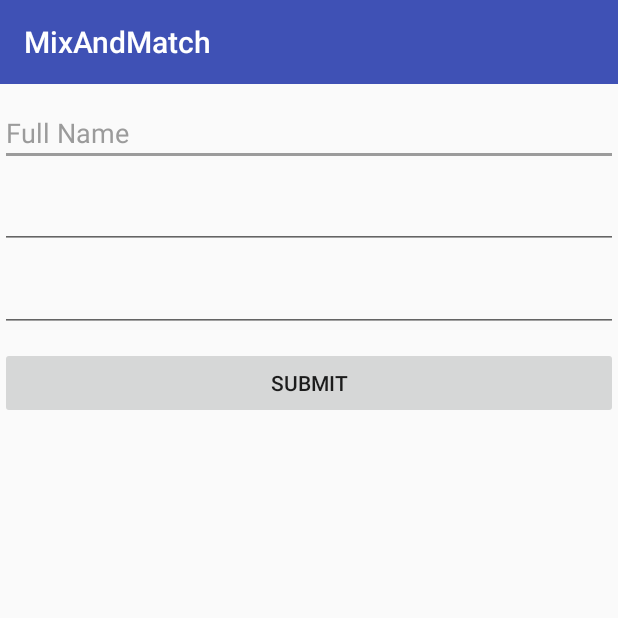
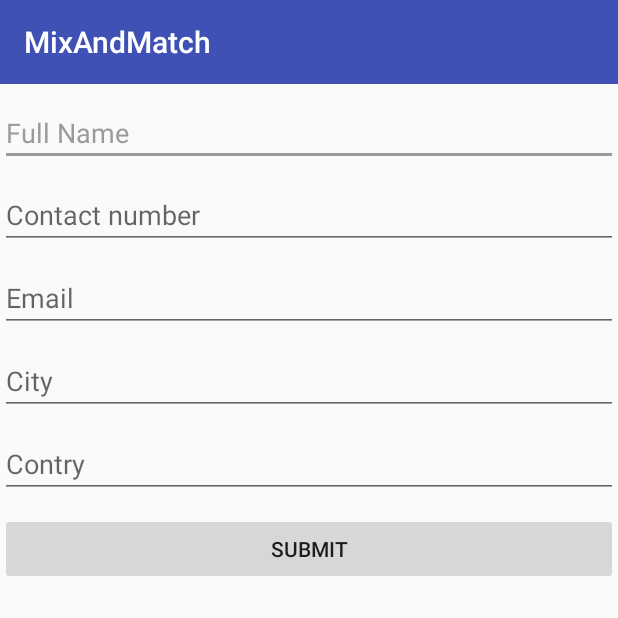
Before and after one commit to Kavinda8535/MixAndMatch, an Android app: the screen it shows after launch (UserRegistrationActivity), on a phone screen of 412 x 824 dp, the top half of it. Run offline under Robolectric (Android 15) with nearby library versions, the phone set to English and light mode, and no system bars.

Commit message:
user registration

```diff
--- a/front_end/android/app/build.gradle
+++ b/front_end/android/app/build.gradle
@@ -80,6 +80,7 @@ dependencies {
     compile 'com.android.support:recyclerview-v7:24.2.1'
     compile 'com.github.QuadFlask:colorpicker:0.0.12'
     compile 'com.google.android.gms:play-services:9.4.0'
+    compile 'com.squareup.picasso:picasso:2.5.0'
     testCompile 'junit:junit:4.12'
     androidTestCompile 'com.android.support.test.espresso:espresso-core:2.2.2'
     androidTestCompile 'com.android.support.test:runner:0.5'
--- a/front_end/android/app/src/main/java/com/riverview/hackthon/mixandmatch/activities/AddItemActivity.java
+++ b/front_end/android/app/src/main/java/com/riverview/hackthon/mixandmatch/activities/AddItemActivity.java
@@ -111,11 +111,6 @@ public class AddItemActivity extends AppCompatActivity implements View.OnClickLi
             }
         });
 
-       // spColor = (Spinner) findViewById(R.id.spColor);
-
-
-
-       // spBrand = (Spinner) findViewById(R.id.spBrand);
 
 
     }
--- a/front_end/android/app/src/main/res/layout/activity_item_list.xml
+++ b/front_end/android/app/src/main/res/layout/activity_item_list.xml
@@ -17,7 +17,9 @@
         android:layout_height="wrap_content"
         android:layout_gravity="bottom|end"
         android:layout_margin="@dimen/fab_margin"
-        android:src="@drawable/plus_icon" />
+        android:src="@drawable/plus_icon"
+        android:foreground="@color/colorPrimary"
+        android:background="@color/colorPrimary"/>
 
     <android.support.v7.widget.RecyclerView
         android:id="@+id/recycleViewItem"
--- a/front_end/android/app/src/main/res/layout/activity_user_registration.xml
+++ b/front_end/android/app/src/main/res/layout/activity_user_registration.xml
@@ -25,6 +25,7 @@
         android:layout_marginTop="10dp"
         android:layout_width="match_parent"
         android:layout_height="wrap_content"
+        android:hint="Contact number"
         android:inputType="phone"
         android:ems="10"/>
 
@@ -33,7 +34,26 @@
         android:layout_marginTop="10dp"
         android:layout_width="match_parent"
         android:layout_height="wrap_content"
+        android:hint="Email"
         android:inputType="textEmailAddress"
+        android:ems="10" />
+
+    <EditText
+        android:id="@+id/et_city"
+        android:layout_marginTop="10dp"
+        android:layout_width="match_parent"
+        android:layout_height="wrap_content"
+        android:hint="City"
+        android:inputType="text"
+        android:ems="10" />
+
+    <EditText
+        android:id="@+id/et_country"
+        android:layout_marginTop="10dp"
+        android:layout_width="match_parent"
+        android:layout_height="wrap_content"
+        android:hint="Contry"
+        android:inputType="text"
         android:ems="10" />
 
     <Button
```
Also changed, not shown: front_end/android/app/src/main/java/com/riverview/hackthon/mixandmatch/DbUtil/DatabaseHandler.java (+22 -0 lines), front_end/android/app/src/main/java/com/riverview/hackthon/mixandmatch/activities/ItemDisplayActivity.java (+10 -2 lines), front_end/android/app/src/main/java/com/riverview/hackthon/mixandmatch/activities/UserRegistrationActivity.java (+26 -2 lines), front_end/android/app/src/main/java/com/riverview/hackthon/mixandmatch/adapter/ClothItemAdapter.java (+18 -17 lines), front_end/android/app/src/main/java/com/riverview/hackthon/mixandmatch/model/BeanUserData.java (added, +66 -0 lines), front_end/android/app/src/main/assets/mixnmatch.db, front_end/android/app/src/main/res/drawable/plus_icon.png, 1 other file.
